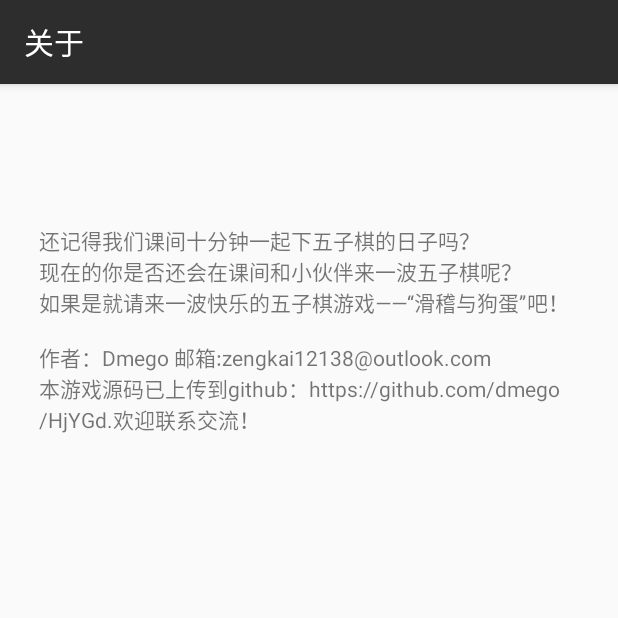
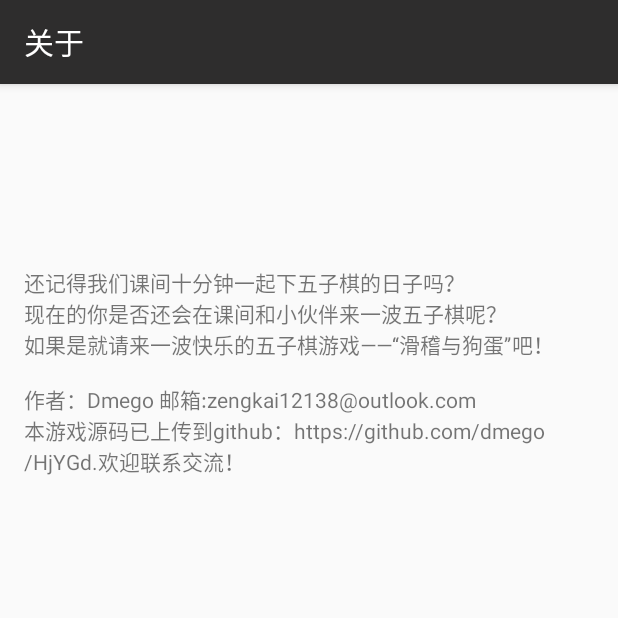
Before and after one commit to dmego/HjYGd, an Android app: the aboutActivity screen opened directly, with no data from a screen before it, on a phone screen of 412 x 824 dp, the top half of it. Run offline under Robolectric (Android 15) with nearby library versions, the phone set to English and light mode, and no system bars.

```diff
--- a/app/src/main/java/com/liuzq/dmego/myapplication/ativity/MainActivity.java
+++ b/app/src/main/java/com/liuzq/dmego/myapplication/ativity/MainActivity.java
@@ -22,12 +22,14 @@ public class MainActivity extends AppCompatActivity {
         setSupportActionBar(toolbar);
         wuziqiPanel = (WuziqiPanel) findViewById(R.id.id_liuziq);
     }
+
     @Override
     public boolean onCreateOptionsMenu(Menu menu) {
 
         getMenuInflater().inflate(R.menu.menu_main, menu);
         return true;
     }
+
     @Override
     public boolean onOptionsItemSelected(MenuItem item) {
 
--- a/app/src/main/java/com/liuzq/dmego/myapplication/ativity/WuziqiPanel.java
+++ b/app/src/main/java/com/liuzq/dmego/myapplication/ativity/WuziqiPanel.java
@@ -98,8 +98,6 @@ public class WuziqiPanel extends View
         /* 使棋子的大小能适合屏幕和画布*/
         mwhitepiece = Bitmap.createScaledBitmap(mwhitepiece,pieceWidth,pieceWidth,false);
         mBlackPiece = Bitmap.createScaledBitmap(mBlackPiece,pieceWidth,pieceWidth,false);
-
-
     }
 
     @Override  /* 捕获用户的手势，实现下棋的操作*/
--- a/app/src/main/java/com/liuzq/dmego/myapplication/ativity/aboutActivity.java
+++ b/app/src/main/java/com/liuzq/dmego/myapplication/ativity/aboutActivity.java
@@ -8,6 +8,7 @@ import com.liuzq.dmego.myapplication.R;
 /**
  * Created by dmego on 16-11-16.
  */
+
 public class aboutActivity extends AppCompatActivity {
 
     @Override
--- a/app/src/main/res/layout/activity_about.xml
+++ b/app/src/main/res/layout/activity_about.xml
@@ -15,12 +15,10 @@
         android:layout_width="wrap_content"
         android:layout_height="wrap_content"
         android:id="@+id/textView2"
-        android:layout_marginTop="78dp"
+        android:layout_marginTop="106dp"
         android:layout_alignParentTop="true"
         android:layout_alignParentLeft="true"
-        android:layout_alignParentStart="true"
-        android:layout_marginLeft="10dp"
-        android:layout_marginStart="10dp" />
+        android:layout_alignParentStart="true" />
 
 
 </RelativeLayout>
```
